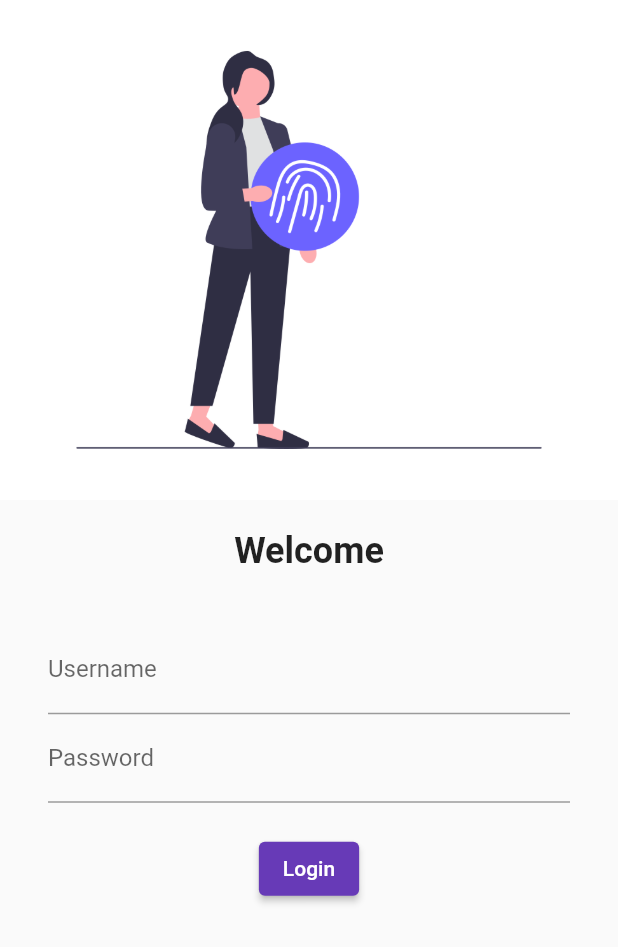
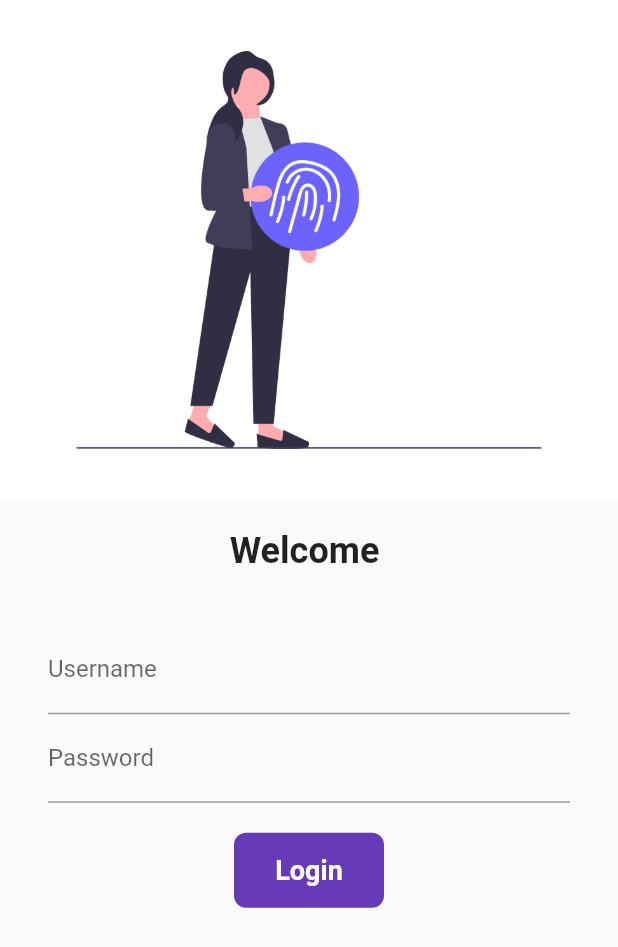
Before and after one commit to rishabhchauhan421/30DaysOfFlutter, a Flutter app: the screen it shows after launch, on a phone screen of 412 x 824 dp. Shown: the top 947 px of the screen. Run offline on Flutter 3.47's test engine with Material 2 defaults, Android fonts, the phone set to English and light mode, and no system bars.

Commit message:
Day 6 Completed

```diff
--- a/lib/pages/login_page.dart
+++ b/lib/pages/login_page.dart
@@ -3,8 +3,16 @@ import 'package:flutter/src/widgets/framework.dart';
 import 'package:flutter/src/widgets/placeholder.dart';
 import 'package:frontend/utils/routes.dart';
 
-class LoginPage extends StatelessWidget {
+class LoginPage extends StatefulWidget {
   const LoginPage({super.key});
+
+  @override
+  State<LoginPage> createState() => _LoginPageState();
+}
+
+class _LoginPageState extends State<LoginPage> {
+  String name = "";
+  bool changeButton = false;
 
   @override
   Widget build(BuildContext context) {
@@ -16,7 +24,7 @@ class LoginPage extends StatelessWidget {
           SizedBox(
             height: 20.0,
           ),
-          Text("Welcome",
+          Text("Welcome $name",
               style: TextStyle(fontSize: 24, fontWeight: FontWeight.bold)),
           SizedBox(
             height: 20.0,
@@ -27,9 +35,10 @@ class LoginPage extends StatelessWidget {
               children: [
                 TextFormField(
                     decoration: InputDecoration(
-                  hintText: "Enter Username",
-                  labelText: "Username",
-                )),
+                      hintText: "Enter Username",
+                      labelText: "Username",
+                    ),
+                    onChanged: (value) => {name = value, setState(() {})}),
                 TextFormField(
                     obscureText: true,
                     decoration: InputDecoration(
@@ -39,12 +48,35 @@ class LoginPage extends StatelessWidget {
                 SizedBox(
                   height: 20.0,
                 ),
-                ElevatedButton(
-                  child: Text("Login"),
-                  style: TextButton.styleFrom(),
-                  onPressed: () {
-                    Navigator.pushNamed(context, MyRoutes.HOMEROUTE);
+                // ElevatedButton(
+                //   child: Text("Login"),
+                //   style: TextButton.styleFrom(),
+                //   onPressed: () {
+                //     Navigator.pushNamed(context, MyRoutes.HOMEROUTE);
+                //   },
+                // )
+                InkWell(
+                  onTap: () => {
+                    setState(() {
+                      changeButton = !changeButton;
+                    })
                   },
+                  child: AnimatedContainer(
+                      duration: Duration(seconds: 1),
+                      width: changeButton ? 50 : 100,
+                      height: 50,
+                      alignment: Alignment.center,
+                      child: Text(
+                        "Login",
+                        style: TextStyle(
+                            color: Colors.white,
+                            fontWeight: FontWeight.bold,
+                            fontSize: 18),
+                      ),
+                      decoration: BoxDecoration(
+                        borderRadius: BorderRadius.circular(8),
+                        color: Colors.deepPurple,
+                      )),
                 )
               ],
             ),
```
